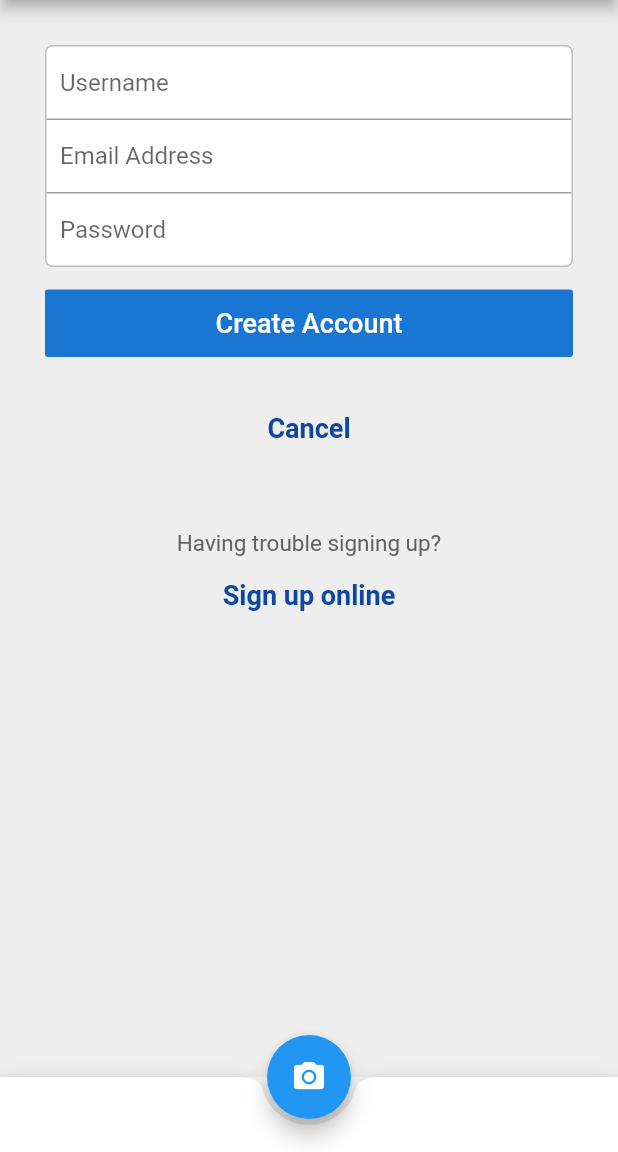
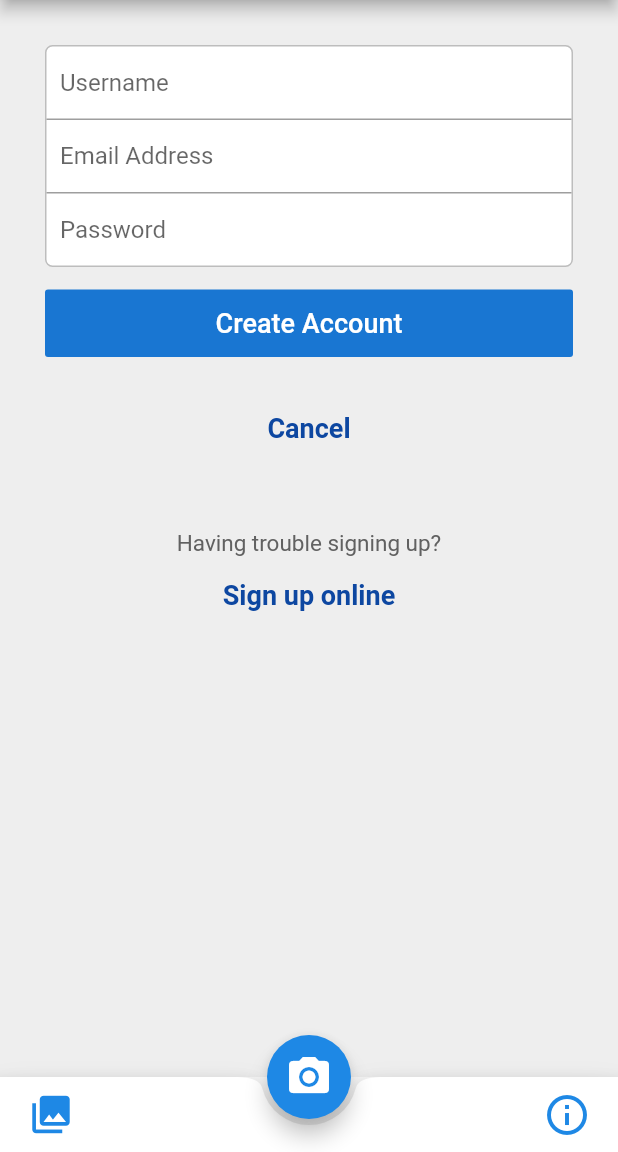
Before and after one commit to jonathanmiller2/Field-Photo, a Flutter app: the screen it shows after launch, after a tap on "Sign Up", on a phone screen of 412 x 824 dp, the part 84-1236 px from its top. Run offline on Flutter 3.47's test engine with Material 2 defaults, Android fonts, the phone set to English and light mode, and no system bars; our stand-ins replace camera.

Commit message:
Finished camera screen, started library screen

```diff
--- a/lib/InfoScreen.dart
+++ b/lib/InfoScreen.dart
@@ -56,6 +56,8 @@ class InfoScreen extends StatelessWidget {
 											throw 'Could not launch $url';
 										}
 									},
+									defaultColor: Colors.blue[900],
+									pressedColor: Colors.white,
 								)
 							],
 						),
--- a/lib/LabelledInvisibleButton.dart
+++ b/lib/LabelledInvisibleButton.dart
@@ -4,8 +4,14 @@ import 'package:flutter/material.dart';
 class LabelledInvisibleButton extends StatefulWidget {
 	final String label;
 	final Function onPress;
+	final Color defaultColor;
+	final Color pressedColor;
+	final bool centered;
+	final FontWeight fontWeight;
+	final double fontSize;
 
-	const LabelledInvisibleButton({this.label, this.onPress});
+
+	const LabelledInvisibleButton({this.label, this.onPress, this.defaultColor = Colors.blue, this.pressedColor = Colors.white, this.centered = true, this.fontSize = 18, this.fontWeight = FontWeight.bold});
 
 	_LabelledInvisibleButtonState createState() {
 		return _LabelledInvisibleButtonState();
@@ -16,17 +22,20 @@ class _LabelledInvisibleButtonState extends State<LabelledInvisibleButton> {
 	bool pressed = false;
 	@override
 	Widget build(BuildContext context) {
-		return InkWell(
-			child: Center(
-				child: Text(
+
+		Text textbody = Text(
 			widget.label,
 			style: TextStyle(
-							color: pressed ? Colors.white : Colors.blue[900],
-							fontSize: 18,
-							fontWeight: FontWeight.bold
+					color: pressed ? widget.pressedColor : widget.defaultColor,
+					fontSize: widget.fontSize,
+					fontWeight: widget.fontWeight
 			),
-				),
-			),
+		);
+
+		if(widget.centered)
+		{
+			return InkWell(
+				child: Center(child: textbody),
 				onTap: () {
 					setState(() {
 						pressed = false; //onTap occurs when the finger is lifted, thus pressed should be set to false
@@ -40,4 +49,47 @@ class _LabelledInvisibleButtonState extends State<LabelledInvisibleButton> {
 				},
 			);
 		}
+		else
+		{
+			return InkWell(
+					child: textbody,
+					onTap: () {
+						setState(() {
+							pressed = false; //onTap occurs when the finger is lifted, thus pressed should be set to false
+							widget.onPress();
+						});
+					},
+					onTapDown: (_) {
+						setState(() {
+							pressed = true;
+						});
+					},
+					onTapCancel: () {
+						setState(() {
+							pressed = false;
+						});
+					},
+					onFocusChange: (_) {
+						setState(() {
+							pressed = false;
+						});
+					},
+					onHighlightChanged: (_) {
+						setState(() {
+							pressed = false;
+						});
+					},
+					onLongPress: () {
+						setState(() {
+							pressed = false;
+						});
+					},
+					onHover: (_) {
+						setState(() {
+							pressed = false;
+						});
 					}
+			);
+		}
+	}
+}
--- a/lib/LoginScreen.dart
+++ b/lib/LoginScreen.dart
@@ -1,15 +1,19 @@
 import 'package:field_photo/LabelledInvisibleButton.dart';
+import 'package:field_photo/MainBottomBar.dart';
 import 'package:flutter/cupertino.dart';
 import 'package:flutter/material.dart';
 
-import 'GeoCameraScreen.dart';
+import 'CameraPassthrough.dart';
+import 'CameraScreen.dart';
 import 'InfoScreen.dart';
+import 'MainCameraButton.dart';
 import 'SignupScreen.dart';
 
 class LoginScreen extends StatelessWidget {
 	@override
 	Widget build(BuildContext context) {
 		return Scaffold(
+			resizeToAvoidBottomInset: false,
 			appBar: AppBar(
 				title: Text(
 						'Field Photo',
@@ -115,7 +119,10 @@ class LoginScreen extends StatelessWidget {
 											context,
 											new MaterialPageRoute(builder: (context) => new SignupScreen()),
 										);
-									}
+									},
+									defaultColor: Colors.blue[900],
+									pressedColor: Colors.white,
+
 								),
 							),
 
@@ -139,52 +146,8 @@ class LoginScreen extends StatelessWidget {
 					),
 				),
 			),
-			bottomNavigationBar: BottomAppBar(
-				shape: const CircularNotchedRectangle(),
-				child: Container(
-					height: 50.0,
-					child: Row(
-						crossAxisAlignment: CrossAxisAlignment.stretch,
-						children: <Widget>[
-							Expanded(
-							  child: Container(
-							  	color: Colors.white,
-							  ),
-							),
-							Expanded(
-								child: Padding(
-								  padding: const EdgeInsets.symmetric(horizontal: 10.0, vertical: 0),
-								  child: Align(
-								  	alignment: Alignment.centerRight,
-								    child: IconButton(
-								      icon: Icon(
-								      	Icons.info_outline,
-								  		size: 30,
-								  		color: Colors.blue,
-								      ),
-												onPressed: () {
-													Navigator.push(
-														context,
-														new MaterialPageRoute(builder: (context) => new InfoScreen()),
-													);
-												}
-								    ),
-								  ),
-								),
-							),
-						],
-					)
-				),
-			),
-			floatingActionButton: FloatingActionButton(
-				onPressed: () {
-					Navigator.push(
-						context,
-						new MaterialPageRoute(builder: (context) => new GeoCameraScreen()),
-					);
-				},
-				child: Icon(Icons.photo_camera),
-			),
+			bottomNavigationBar: MainBottomBar(),
+			floatingActionButton: MainCameraButton(),
 			floatingActionButtonLocation: FloatingActionButtonLocation.centerDocked,
 		);
 	}
--- /dev/null
+++ b/lib/MainBottomBar.dart
@@ -0,0 +1,67 @@
+
+import 'package:field_photo/PhotoLibraryScreen.dart';
+import 'package:flutter/cupertino.dart';
+import 'package:flutter/material.dart';
+
+import 'InfoScreen.dart';
+
+class MainBottomBar extends StatelessWidget {
+	@override
+	Widget build(BuildContext context) {
+		return BottomAppBar(
+			shape: const CircularNotchedRectangle(),
+			child: Container(
+					height: 50.0,
+					child: Row(
+						crossAxisAlignment: CrossAxisAlignment.stretch,
+						children: <Widget>[
+							Expanded(
+								child: Container(
+									child: Padding(
+										padding: const EdgeInsets.symmetric(horizontal: 10.0, vertical: 0),
+										child: Align(
+											alignment: Alignment.centerLeft,
+											child: IconButton(
+													icon: Icon(
+														Icons.photo_library,
+														size: 30,
+														color: Colors.blue[600],
+													),
+													onPressed: () {
+														Navigator.push(
+															context,
+															new MaterialPageRoute(builder: (context) => new PhotoLibraryScreen()),
+														);
+													}
+											),
+										),
+									),
+								),
+							),
+							Expanded(
+								child: Padding(
+									padding: const EdgeInsets.symmetric(horizontal: 10.0, vertical: 0),
+									child: Align(
+										alignment: Alignment.centerRight,
+										child: IconButton(
+												icon: Icon(
+													Icons.info_outline,
+													size: 32,
+													color: Colors.blue[600],
+												),
+												onPressed: () {
+													Navigator.push(
+														context,
+														new MaterialPageRoute(builder: (context) => new InfoScreen()),
+													);
+												}
+										),
+									),
+								),
+							),
+						],
+					)
+			),
+		);
+	}
+}
--- /dev/null
+++ b/lib/MainCameraButton.dart
@@ -0,0 +1,25 @@
+
+import 'package:flutter/cupertino.dart';
+import 'package:flutter/material.dart';
+
+import 'CameraScreen.dart';
+
+
+class MainCameraButton extends StatelessWidget {
+	@override
+	Widget build(BuildContext context) {
+		return FloatingActionButton(
+			onPressed: () {
+				Navigator.push(
+					context,
+					new MaterialPageRoute(builder: (context) => new CameraScreen()),
+				);
+			},
+			child: Icon(
+				Icons.photo_camera,
+				size: 32,
+			),
+			backgroundColor: Colors.blue[600],
+		);
+	}
+}
--- a/lib/SignupScreen.dart
+++ b/lib/SignupScreen.dart
@@ -2,6 +2,9 @@ import 'package:url_launcher/url_launcher.dart';
 import 'package:field_photo/LabelledInvisibleButton.dart';
 import 'package:flutter/cupertino.dart';
 import 'package:flutter/material.dart';
+
+import 'MainBottomBar.dart';
+import 'MainCameraButton.dart';
 
 class SignupScreen extends StatelessWidget {
 	@override
@@ -113,6 +116,8 @@ class SignupScreen extends StatelessWidget {
 										onPress: () {
 											Navigator.pop(context);
 										},
+										defaultColor: Colors.blue[900],
+										pressedColor: Colors.white,
 									),
 								),
 							),
@@ -150,6 +155,8 @@ class SignupScreen extends StatelessWidget {
 															throw 'Could not launch $url';
 														}
 													},
+													defaultColor: Colors.blue[900],
+													pressedColor: Colors.white,
 												),
 											),
 										],
@@ -160,16 +167,8 @@ class SignupScreen extends StatelessWidget {
 					),
 				),
 			),
-			bottomNavigationBar: BottomAppBar(
-				shape: const CircularNotchedRectangle(),
-				child: Container(
-						height: 50.0
-				),
-			),
-			floatingActionButton: FloatingActionButton(
-				onPressed: () {},
-				child: Icon(Icons.photo_camera),
-			),
+			bottomNavigationBar: MainBottomBar(),
+			floatingActionButton: MainCameraButton(),
 			floatingActionButtonLocation: FloatingActionButtonLocation.centerDocked,
 		);
 	}
```
Also changed, not shown: lib/CameraPassthrough.dart (renamed from lib/GeoCameraScreen.dart, +12 -4 lines), lib/CameraScreen.dart (added, +126 -0 lines), lib/PhotoLibraryScreen.dart (added, +39 -0 lines), lib/main.dart (line endings or trailing spaces). Lines whose indentation alone changed are shown as unchanged.
